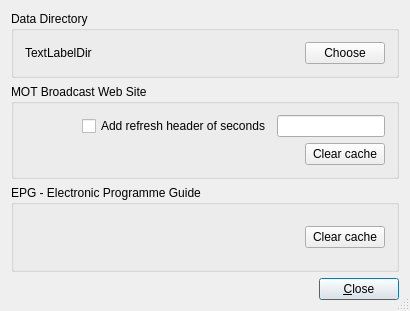
The window that dream/src/GUI-QT/MultSettingsDlgbase.ui (mmjee/dream-patched) describes before a commit, drawn with Qt 5.
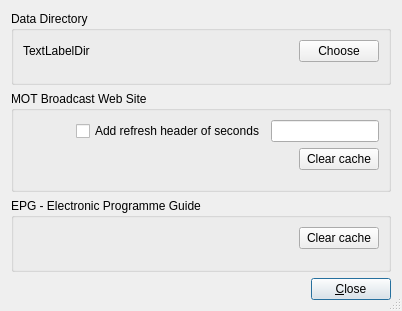
The same window after the commit. Icons and pictures are not drawn.

Commit message: fixed the layout and lower case input

What changed in the file:
```diff
--- a/dream/src/GUI-QT/MultSettingsDlgbase.ui
+++ b/dream/src/GUI-QT/MultSettingsDlgbase.ui
@@ -6,7 +6,7 @@
    <rect>
     <x>0</x>
     <y>0</y>
-    <width>410</width>
+    <width>402</width>
     <height>311</height>
    </rect>
   </property>
@@ -29,25 +29,13 @@
   <property name="sizeGripEnabled">
    <bool>true</bool>
   </property>
-  <layout class="QVBoxLayout">
-   <property name="spacing">
-    <number>6</number>
-   </property>
-   <property name="margin">
-    <number>11</number>
-   </property>
+  <layout class="QVBoxLayout" name="verticalLayout_4">
    <item>
     <widget class="QGroupBox" name="DirGroup">
      <property name="title">
       <string>Data Directory</string>
      </property>
-     <layout class="QHBoxLayout">
-      <property name="spacing">
-       <number>6</number>
-      </property>
-      <property name="margin">
-       <number>11</number>
-      </property>
+     <layout class="QVBoxLayout" name="verticalLayout_3">
       <item>
        <layout class="QHBoxLayout">
         <property name="spacing">
@@ -81,6 +69,19 @@
         </item>
        </layout>
       </item>
+      <item>
+       <spacer name="verticalSpacer_3">
+        <property name="orientation">
+         <enum>Qt::Vertical</enum>
+        </property>
+        <property name="sizeHint" stdset="0">
+         <size>
+          <width>20</width>
+          <height>20</height>
+         </size>
+        </property>
+       </spacer>
+      </item>
      </layout>
     </widget>
    </item>
@@ -101,13 +102,7 @@
      <property name="title">
       <string>MOT Broadcast Web Site</string>
      </property>
-     <layout class="QVBoxLayout">
-      <property name="spacing">
-       <number>6</number>
-      </property>
-      <property name="margin">
-       <number>11</number>
-      </property>
+     <layout class="QVBoxLayout" name="verticalLayout">
       <item>
        <layout class="QHBoxLayout">
         <property name="spacing">
@@ -117,13 +112,10 @@
          <number>0</number>
         </property>
         <item>
-         <spacer name="Spacer10">
+         <spacer name="horizontalSpacer">
           <property name="orientation">
            <enum>Qt::Horizontal</enum>
           </property>
-          <property name="sizeType">
-           <enum>QSizePolicy::Expanding</enum>
-          </property>
           <property name="sizeHint" stdset="0">
            <size>
             <width>20</width>
@@ -202,6 +194,19 @@
         </item>
        </layout>
       </item>
+      <item>
+       <spacer name="verticalSpacer">
+        <property name="orientation">
+         <enum>Qt::Vertical</enum>
+        </property>
+        <property name="sizeHint" stdset="0">
+         <size>
+          <width>20</width>
+          <height>20</height>
+         </size>
+        </property>
+       </spacer>
+      </item>
      </layout>
     </widget>
    </item>
@@ -222,14 +227,8 @@
      <property name="title">
       <string>EPG - Electronic Programme Guide</string>
      </property>
-     <layout class="QGridLayout">
-      <property name="margin">
-       <number>11</number>
-      </property>
-      <property name="spacing">
-       <number>6</number>
-      </property>
-      <item row="0" column="0">
+     <layout class="QVBoxLayout" name="verticalLayout_2">
+      <item>
        <layout class="QHBoxLayout">
         <property name="spacing">
          <number>6</number>
@@ -268,17 +267,24 @@
         </item>
        </layout>
       </item>
+      <item>
+       <spacer name="verticalSpacer_2">
+        <property name="orientation">
+         <enum>Qt::Vertical</enum>
+        </property>
+        <property name="sizeHint" stdset="0">
+         <size>
+          <width>20</width>
+          <height>20</height>
+         </size>
+        </property>
+       </spacer>
+      </item>
      </layout>
     </widget>
    </item>
    <item>
-    <layout class="QHBoxLayout">
-     <property name="spacing">
-      <number>6</number>
-     </property>
-     <property name="margin">
-      <number>0</number>
-     </property>
+    <layout class="QHBoxLayout" name="horizontalLayout">
      <item>
       <spacer name="Spacer5">
        <property name="orientation">
@@ -296,27 +302,17 @@
       </spacer>
      </item>
      <item>
-      <layout class="QVBoxLayout">
-       <property name="spacing">
-        <number>6</number>
+      <widget class="QPushButton" name="buttonOk">
+       <property name="text">
+        <string>&amp;Close</string>
        </property>
-       <property name="margin">
-        <number>0</number>
+       <property name="autoDefault">
+        <bool>true</bool>
        </property>
-       <item>
-        <widget class="QPushButton" name="buttonOk">
-         <property name="text">
-          <string>&amp;Close</string>
-         </property>
-         <property name="autoDefault">
-          <bool>true</bool>
-         </property>
-         <property name="default">
-          <bool>true</bool>
-         </property>
-        </widget>
-       </item>
-      </layout>
+       <property name="default">
+        <bool>true</bool>
+       </property>
+      </widget>
      </item>
     </layout>
    </item>
```
The commit also changes 2 other files.
